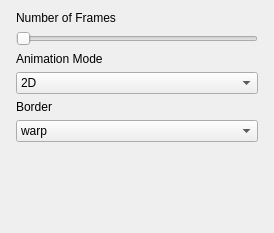
Above: frontend/ui_widgets/anim.ui from XmYx/ainodes-pyside before the change. Below: the same form after it.
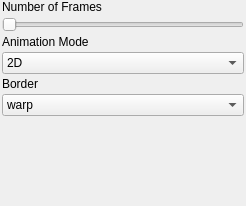
That is the form after the change.

Patch:
```diff
--- a/frontend/ui_widgets/anim.ui
+++ b/frontend/ui_widgets/anim.ui
@@ -6,8 +6,8 @@
    <rect>
     <x>0</x>
     <y>0</y>
-    <width>274</width>
-    <height>233</height>
+    <width>246</width>
+    <height>206</height>
    </rect>
   </property>
   <property name="minimumSize">
@@ -29,13 +29,31 @@
    <string notr="true"/>
   </property>
   <layout class="QVBoxLayout" name="verticalLayout_2">
+   <property name="spacing">
+    <number>0</number>
+   </property>
+   <property name="leftMargin">
+    <number>0</number>
+   </property>
+   <property name="topMargin">
+    <number>0</number>
+   </property>
+   <property name="rightMargin">
+    <number>0</number>
+   </property>
+   <property name="bottomMargin">
+    <number>0</number>
+   </property>
    <item>
     <layout class="QVBoxLayout" name="verticalLayout">
+     <property name="spacing">
+      <number>3</number>
+     </property>
      <property name="leftMargin">
-      <number>5</number>
+      <number>2</number>
      </property>
      <property name="rightMargin">
-      <number>5</number>
+      <number>2</number>
      </property>
      <item>
       <widget class="QLabel" name="label">
```
